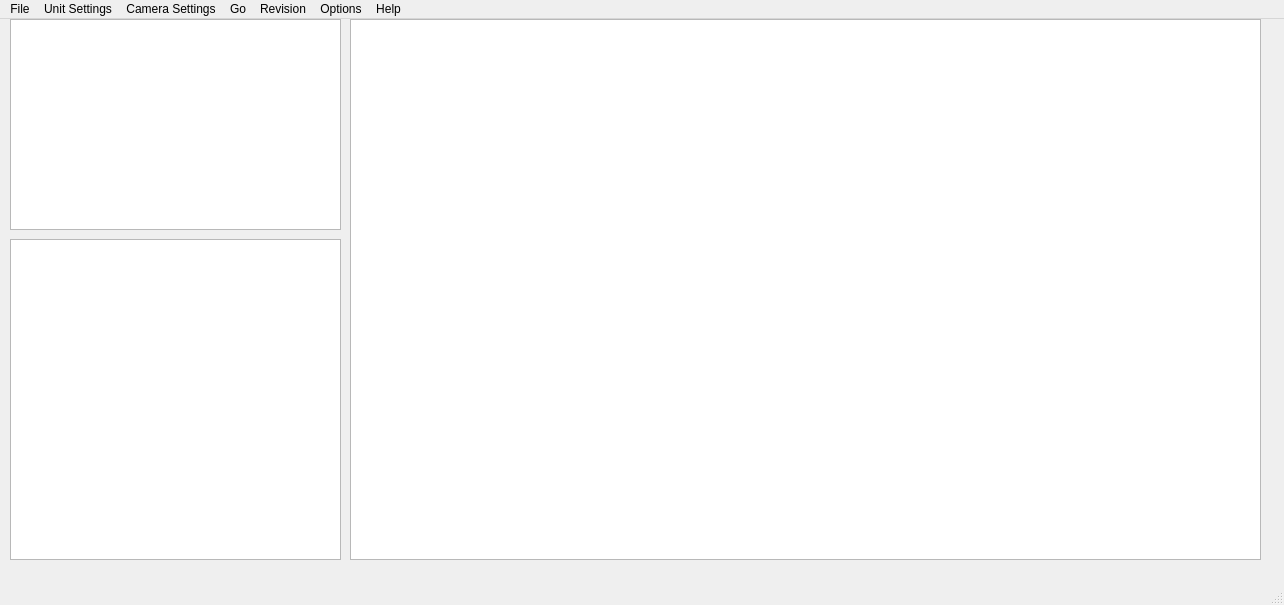
Qt form Analyzer/analyzer.ui (MinbinGong/QtProjects) before a commit.
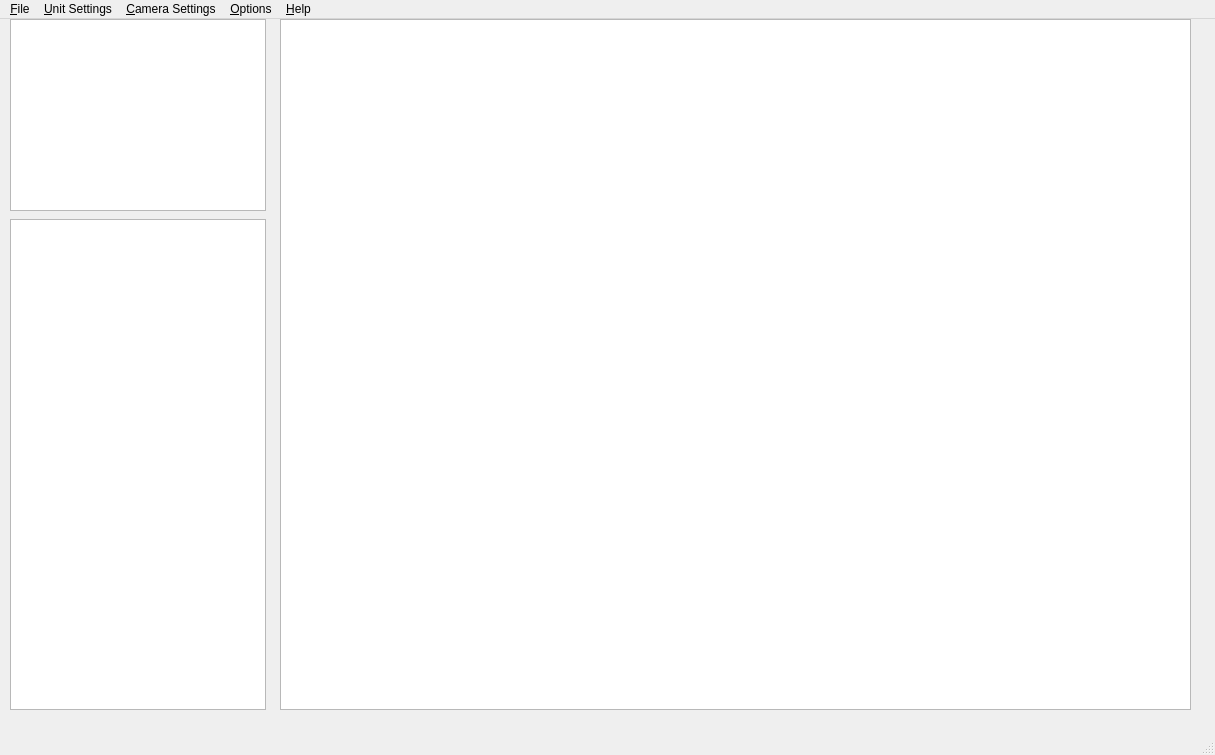
The same form after that commit.

Commit message: Analyzer fourth draft

Diff of the .ui file:
```diff
--- a/Analyzer/analyzer.ui
+++ b/Analyzer/analyzer.ui
@@ -6,41 +6,41 @@
    <rect>
     <x>0</x>
     <y>0</y>
-    <width>1284</width>
-    <height>605</height>
+    <width>1215</width>
+    <height>755</height>
    </rect>
   </property>
   <property name="windowTitle">
    <string>Analyzer</string>
   </property>
   <widget class="QWidget" name="centralwidget">
-   <widget class="QGraphicsView" name="graphicsView">
-    <property name="geometry">
-     <rect>
-      <x>350</x>
-      <y>0</y>
-      <width>911</width>
-      <height>541</height>
-     </rect>
-    </property>
-   </widget>
-   <widget class="QGraphicsView" name="graphicsView_2">
-    <property name="geometry">
-     <rect>
-      <x>10</x>
-      <y>0</y>
-      <width>331</width>
-      <height>211</height>
-     </rect>
-    </property>
-   </widget>
    <widget class="QTreeView" name="treeView">
     <property name="geometry">
      <rect>
       <x>10</x>
-      <y>220</y>
-      <width>331</width>
-      <height>321</height>
+      <y>200</y>
+      <width>256</width>
+      <height>491</height>
+     </rect>
+    </property>
+   </widget>
+   <widget class="QGraphicsView" name="thumbnailView">
+    <property name="geometry">
+     <rect>
+      <x>10</x>
+      <y>0</y>
+      <width>256</width>
+      <height>192</height>
+     </rect>
+    </property>
+   </widget>
+   <widget class="QGraphicsView" name="mainView">
+    <property name="geometry">
+     <rect>
+      <x>280</x>
+      <y>0</y>
+      <width>911</width>
+      <height>691</height>
      </rect>
     </property>
    </widget>
@@ -50,13 +50,13 @@
     <rect>
      <x>0</x>
      <y>0</y>
-     <width>1284</width>
+     <width>1215</width>
      <height>29</height>
     </rect>
    </property>
-   <widget class="QMenu" name="menuFile">
+   <widget class="QMenu" name="menu_File">
     <property name="title">
-     <string>File</string>
+     <string>&amp;File</string>
     </property>
     <addaction name="action_New"/>
     <addaction name="action_Open"/>
@@ -66,43 +66,31 @@
     <addaction name="separator"/>
     <addaction name="action_Exit"/>
    </widget>
-   <widget class="QMenu" name="menuUnit">
+   <widget class="QMenu" name="menu_Unit_Settings">
     <property name="title">
-     <string>Unit Settings</string>
+     <string>&amp;Unit Settings</string>
     </property>
    </widget>
-   <widget class="QMenu" name="menuCamera_Settings">
+   <widget class="QMenu" name="menu_Camera_Settings">
     <property name="title">
-     <string>Camera Settings</string>
+     <string>&amp;Camera Settings</string>
     </property>
    </widget>
-   <widget class="QMenu" name="menuGo">
+   <widget class="QMenu" name="menu_Options">
     <property name="title">
-     <string>Go</string>
+     <string>&amp;Options</string>
     </property>
    </widget>
-   <widget class="QMenu" name="menuRevision">
+   <widget class="QMenu" name="menu_Help">
     <property name="title">
-     <string>Revision</string>
+     <string>&amp;Help</string>
     </property>
    </widget>
-   <widget class="QMenu" name="menuOptions">
-    <property name="title">
-     <string>Options</string>
-    </property>
-   </widget>
-   <widget class="QMenu" name="menuHelp">
-    <property name="title">
-     <string>Help</string>
-    </property>
-   </widget>
-   <addaction name="menuFile"/>
-   <addaction name="menuUnit"/>
-   <addaction name="menuCamera_Settings"/>
-   <addaction name="menuGo"/>
-   <addaction name="menuRevision"/>
-   <addaction name="menuOptions"/>
-   <addaction name="menuHelp"/>
+   <addaction name="menu_File"/>
+   <addaction name="menu_Unit_Settings"/>
+   <addaction name="menu_Camera_Settings"/>
+   <addaction name="menu_Options"/>
+   <addaction name="menu_Help"/>
   </widget>
   <widget class="QStatusBar" name="statusbar"/>
   <action name="action_New">
```
Left out of the diff: 27 changed lines with no effect on the pictures. The commit also changes 3 other files.
